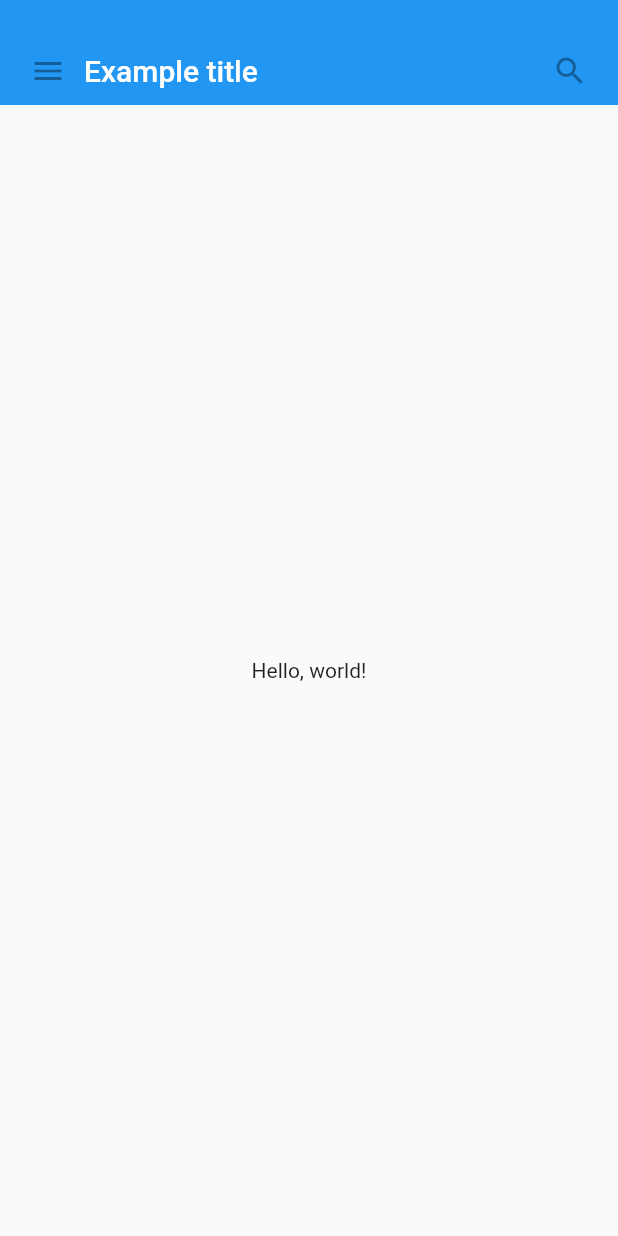
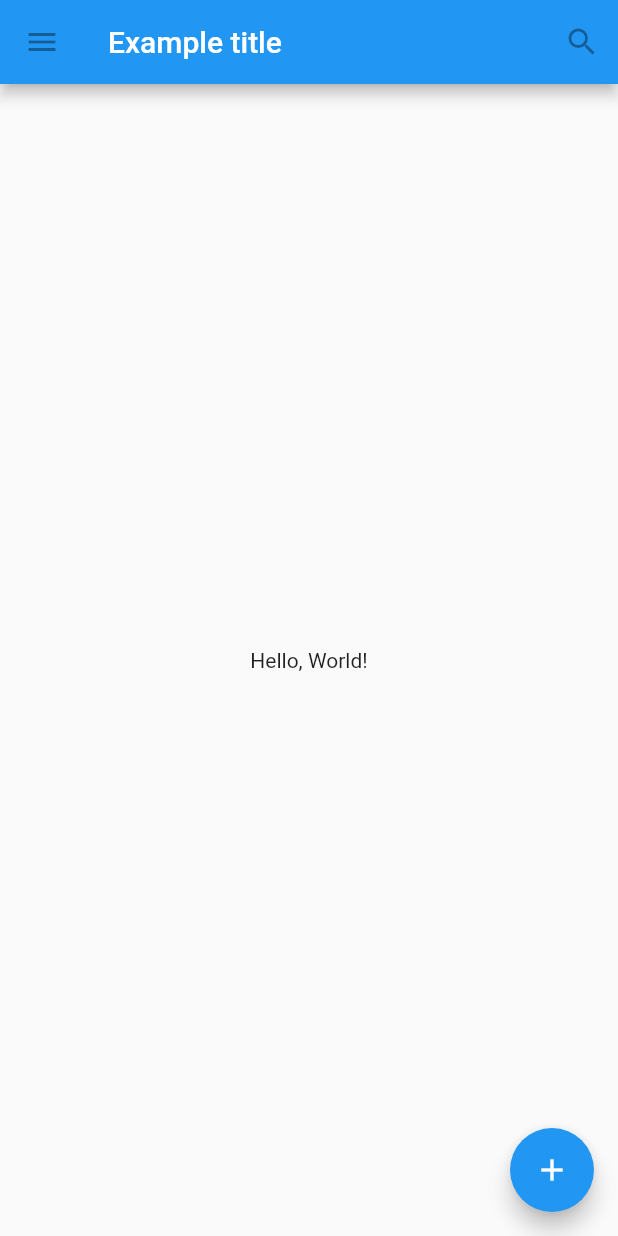
Before and after one commit to oiagorodrigues/flutter_basics, a Flutter app: the screen it shows after launch, on a phone screen of 412 x 824 dp. Run offline on Flutter 3.47's test engine with Material 2 defaults, Android fonts, the phone set to English and light mode, and no system bars.

```diff
--- a/lib/main.dart
+++ b/lib/main.dart
@@ -1,31 +1,17 @@
 import 'package:flutter/material.dart';
 
-class MyAppBar extends StatelessWidget {
-  MyAppBar({this.title});
-
-  // Fields in a Widget subclass are always marked "final".
-
-  final Widget title;
-
+class TutorialHome extends StatelessWidget {
   @override
   Widget build(BuildContext context) {
-    return Container(
-      height: 70.0, // in logical pixels
-      padding: const EdgeInsets.fromLTRB(8.0, 24.0, 8.0, 0.0),
-      decoration: BoxDecoration(color: Colors.blue[500]),
-      // Row is a horizontal, linear layout.
-      child: Row(
-        // <Widget> is the type of items in the list.
-        children: <Widget>[
-          IconButton(
-            icon: Icon(Icons.menu),
-            tooltip: 'Navigation menu',
-            onPressed: null, // null disables the button
-          ),
-          // Expanded expands its child to fill the available space.
-          Expanded(
-            child: title,
-          ),
+    return Scaffold(
+      appBar: AppBar(
+        leading: IconButton(
+          icon: Icon(Icons.menu),
+          tooltip: 'Navigation menu',
+          onPressed: null,
+        ),
+        title: Text('Example title'),
+        actions: <Widget>[
           IconButton(
             icon: Icon(Icons.search),
             tooltip: 'Search',
@@ -33,30 +19,13 @@ class MyAppBar extends StatelessWidget {
           ),
         ],
       ),
-    );
-  }
-}
-
-class MyScaffold extends StatelessWidget {
-  @override
-  Widget build(BuildContext context) {
-    // Material is a conceptual piece of paper on which the UI appears.
-    return Material(
-      // Column is a vertical, linear layout.
-      child: Column(
-        children: <Widget>[
-          MyAppBar(
-            title: Text(
-              'Example title',
-              style: Theme.of(context).primaryTextTheme.title,
-            ),
-          ),
-          Expanded(
-            child: Center(
-              child: Text('Hello, world!'),
-            ),
-          ),
-        ],
+      body: Center(
+        child: Text('Hello, World!'),
+      ),
+      floatingActionButton: FloatingActionButton(
+        tooltip: 'Add',
+        child: Icon(Icons.add),
+        onPressed: null,
       ),
     );
   }
@@ -64,7 +33,7 @@ class MyScaffold extends StatelessWidget {
 
 void main() {
   runApp(MaterialApp(
-    title: 'My app', // used by the OS task switcher
-    home: MyScaffold(),
+    title: 'Material Components',
+    home: TutorialHome(),
   ));
 }
```
